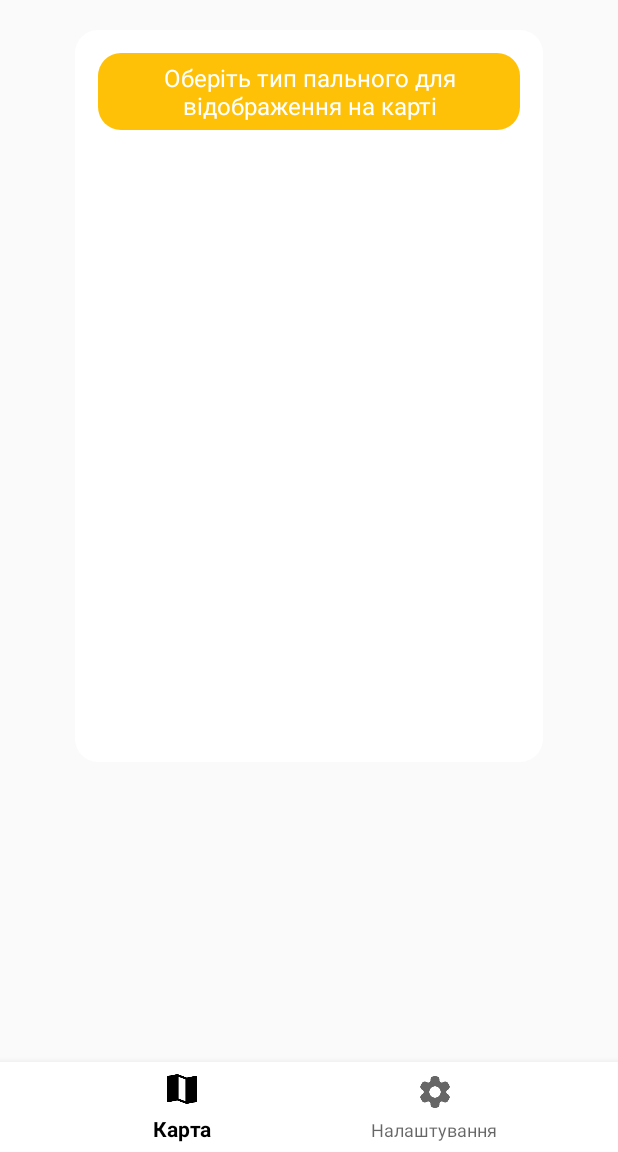
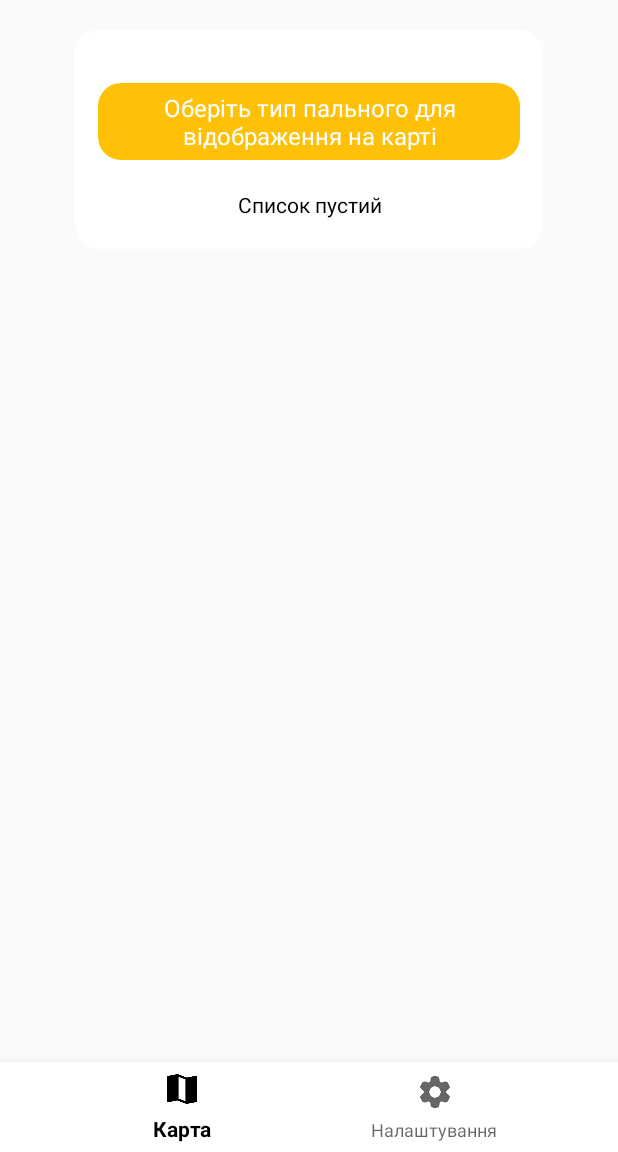
Before and after one commit to LillyShey/FuelMap, an Android app: the MainSettingsFragment screen opened through its navigation route, on a phone screen of 412 x 824 dp, the part 84-1236 px from its top. Run offline under Robolectric (Android 15) with nearby library versions, the phone set to English and light mode, and no system bars; our stand-ins replace navigation-ui; libraries missing offline, so code that uses them is left out: by.kirich1409.viewbindingdelegate, com.karumi.dexter, splitties.alertdialog.appcompat, splitties.toast.longToast, splitties.toast.toast; 16 statements that could not run were skipped.

Commit message:
- fixed after review

```diff
--- a/app/src/main/java/com/hpk/fuelmap/features/main/settings/FuelTypesAdapter.kt
+++ b/app/src/main/java/com/hpk/fuelmap/features/main/settings/FuelTypesAdapter.kt
@@ -14,7 +14,7 @@ class FuelTypesAdapter : RecyclerView.Adapter<FuelTypesAdapter.FuelTypesViewHold
             field = value
             notifyDataSetChanged()
         }
-    var onIsSwitcherChecked: ((FuelType, Boolean) -> Unit)? = null
+    var onCheckedChanged: ((FuelType, Boolean) -> Unit)? = null
 
 
     override fun onCreateViewHolder(parent: ViewGroup, viewType: Int): FuelTypesViewHolder {
@@ -27,7 +27,7 @@ class FuelTypesAdapter : RecyclerView.Adapter<FuelTypesAdapter.FuelTypesViewHold
 
     override fun onBindViewHolder(holder: FuelTypesViewHolder, position: Int) {
         fuelTypesList?.let {
-            holder.onBind(it[position], onIsSwitcherChecked)
+            holder.onBind(it[position], onCheckedChanged)
         }
     }
 
--- a/app/src/main/res/layout-land/fragment_main_settings.xml
+++ b/app/src/main/res/layout-land/fragment_main_settings.xml
@@ -8,17 +8,16 @@
     <androidx.constraintlayout.widget.ConstraintLayout
         style="@style/Card"
         android:layout_width="match_parent"
-        android:layout_height="match_parent"
+        android:layout_height="wrap_content"
         android:layout_marginStart="50dp"
         android:layout_marginTop="20dp"
         android:layout_marginEnd="50dp"
-        android:layout_marginBottom="20dp"
         app:layout_constraintBottom_toBottomOf="parent"
         app:layout_constraintEnd_toEndOf="parent"
         app:layout_constraintHorizontal_bias="0.0"
         app:layout_constraintStart_toStartOf="parent"
         app:layout_constraintTop_toTopOf="parent"
-        app:layout_constraintVertical_bias="1.0"
+        app:layout_constraintVertical_bias="0.0"
         tools:context=".features.main.settings.MainSettingsFragment">
 
         <TextView
@@ -43,6 +42,18 @@
             app:layout_constraintHorizontal_bias="0.0"
             app:layout_constraintStart_toStartOf="parent"
             app:layout_constraintTop_toBottomOf="@id/settingsTitle" />
+        <TextView
+            android:id="@+id/emptyStateTextView"
+            style="@style/Text"
+            android:layout_width="match_parent"
+            android:layout_height="wrap_content"
+            android:layout_margin="20dp"
+            android:gravity="center"
+            android:text="@string/list_is_empty"
+            app:layout_constraintBottom_toBottomOf="parent"
+            app:layout_constraintEnd_toEndOf="parent"
+            app:layout_constraintStart_toStartOf="parent"
+            app:layout_constraintTop_toBottomOf="@id/settingsTitle" />
     </androidx.constraintlayout.widget.ConstraintLayout>
 
 </androidx.constraintlayout.widget.ConstraintLayout>
--- a/app/src/main/res/layout/fragment_main_settings.xml
+++ b/app/src/main/res/layout/fragment_main_settings.xml
@@ -8,15 +8,15 @@
     <androidx.constraintlayout.widget.ConstraintLayout
         style="@style/Card"
         android:layout_width="match_parent"
-        android:layout_height="match_parent"
+        android:layout_height="wrap_content"
         android:layout_marginStart="50dp"
         android:layout_marginTop="20dp"
         android:layout_marginEnd="50dp"
-        android:layout_marginBottom="200dp"
         app:layout_constraintBottom_toBottomOf="parent"
         app:layout_constraintEnd_toEndOf="parent"
         app:layout_constraintStart_toStartOf="parent"
         app:layout_constraintTop_toTopOf="parent"
+        app:layout_constraintVertical_bias="0.0"
         tools:context=".features.main.settings.MainSettingsFragment">
 
         <TextView
@@ -34,8 +34,21 @@
         <androidx.recyclerview.widget.RecyclerView
             android:id="@+id/fuelTypesRecycler"
             android:layout_width="match_parent"
-            android:layout_height="0dp"
+            android:layout_height="wrap_content"
             android:layout_marginTop="20dp"
+            app:layout_constraintBottom_toBottomOf="parent"
+            app:layout_constraintEnd_toEndOf="parent"
+            app:layout_constraintStart_toStartOf="parent"
+            app:layout_constraintTop_toBottomOf="@id/settingsTitle" />
+
+        <TextView
+            android:id="@+id/emptyStateTextView"
+            style="@style/Text"
+            android:layout_width="match_parent"
+            android:layout_height="wrap_content"
+            android:layout_margin="20dp"
+            android:gravity="center"
+            android:text="@string/list_is_empty"
             app:layout_constraintBottom_toBottomOf="parent"
             app:layout_constraintEnd_toEndOf="parent"
             app:layout_constraintStart_toStartOf="parent"
--- a/app/src/main/res/values/strings.xml
+++ b/app/src/main/res/values/strings.xml
@@ -10,6 +10,7 @@
     <string name="permission_required_title">For the application to work correctly, we need more permission</string>
     <string name="permission_required_ok">Settings</string>
     <string name="settings_card_title">Оберіть тип пального для відображення на карті</string>
+    <string name="list_is_empty">Список пустий</string>
     <string name="permission_permanently_denied_location">Denied your location permission</string>
     <string name="permission_permanently_denied_location_message">To select your location, we need permission to use the your GPS. Go to settings for permissions.</string>
     <string name="permission_required_location_message">For correct operation application  we need permission to obtain a location</string>
--- a/domain/src/main/java/com/hpk/domain/models/common/Coordinates.kt
+++ b/domain/src/main/java/com/hpk/domain/models/common/Coordinates.kt
@@ -1,6 +1,6 @@
 package com.hpk.domain.models.common
 
 open class Coordinates(
-    open val latitude: Double,
-    open val longitude: Double
+    open val latitude: Double?,
+    open val longitude: Double?
 )
--- a/domain/src/main/java/com/hpk/domain/repositories/FuelTypeRepository.kt
+++ b/domain/src/main/java/com/hpk/domain/repositories/FuelTypeRepository.kt
@@ -3,6 +3,6 @@ package com.hpk.domain.repositories
 import com.hpk.domain.models.fuel.FuelType
 
 interface FuelTypeRepository {
-    suspend fun getAllFuelTypes(): List<FuelType>
+    suspend fun getAllFuelTypes(): List<FuelType>?
     suspend fun saveFuelTypeState(fuelTypes: List<FuelType>)
 }
--- a/domain/src/main/java/com/hpk/domain/usecases/GetAllFuelTypesUseCase.kt
+++ b/domain/src/main/java/com/hpk/domain/usecases/GetAllFuelTypesUseCase.kt
@@ -6,8 +6,8 @@ import com.hpk.domain.usecases.base.BaseUseCase
 import kotlinx.coroutines.Dispatchers
 import kotlinx.coroutines.withContext
 
-class GetAllFuelTypesUseCase(private val fuelTypeRepository: FuelTypeRepository):BaseUseCase<List<FuelType>, Unit>() {
-    override suspend fun remoteWork(params: Unit?): List<FuelType> {
+class GetAllFuelTypesUseCase(private val fuelTypeRepository: FuelTypeRepository):BaseUseCase<List<FuelType>?, Unit>() {
+    override suspend fun remoteWork(params: Unit?): List<FuelType>? {
         return withContext(Dispatchers.IO) {
             params.let {
                 fuelTypeRepository.getAllFuelTypes()
```
Also changed, not shown: app/src/main/java/com/hpk/fuelmap/features/main/MainVM.kt (+8 -4 lines), app/src/main/java/com/hpk/fuelmap/features/main/map/MainMapFragment.kt (+19 -4 lines), app/src/main/java/com/hpk/fuelmap/features/main/settings/MainSettingsFragment.kt (+9 -4 lines), app/src/main/res/layout/list_item_fuel_types.xml (+9 -2 lines), data/src/main/java/com/hpk/data/api/models/responses/fuel/FuelTypeResponse.kt (+6 -6 lines), data/src/main/java/com/hpk/data/di/DataModule.kt (+2 -1 lines), data/src/main/java/com/hpk/data/providers/FuelTypeProvider.kt (+3 -4 lines), data/src/main/java/com/hpk/data/repositories/FuelTypeRepositoryImpl.kt (+5 -5 lines).
